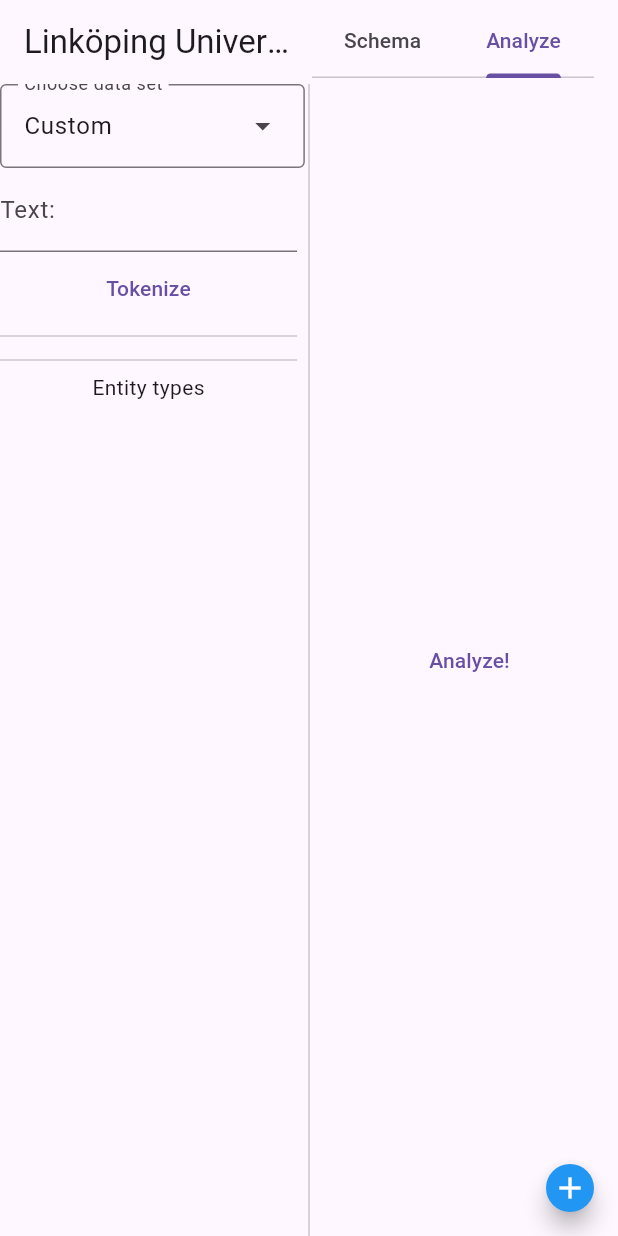
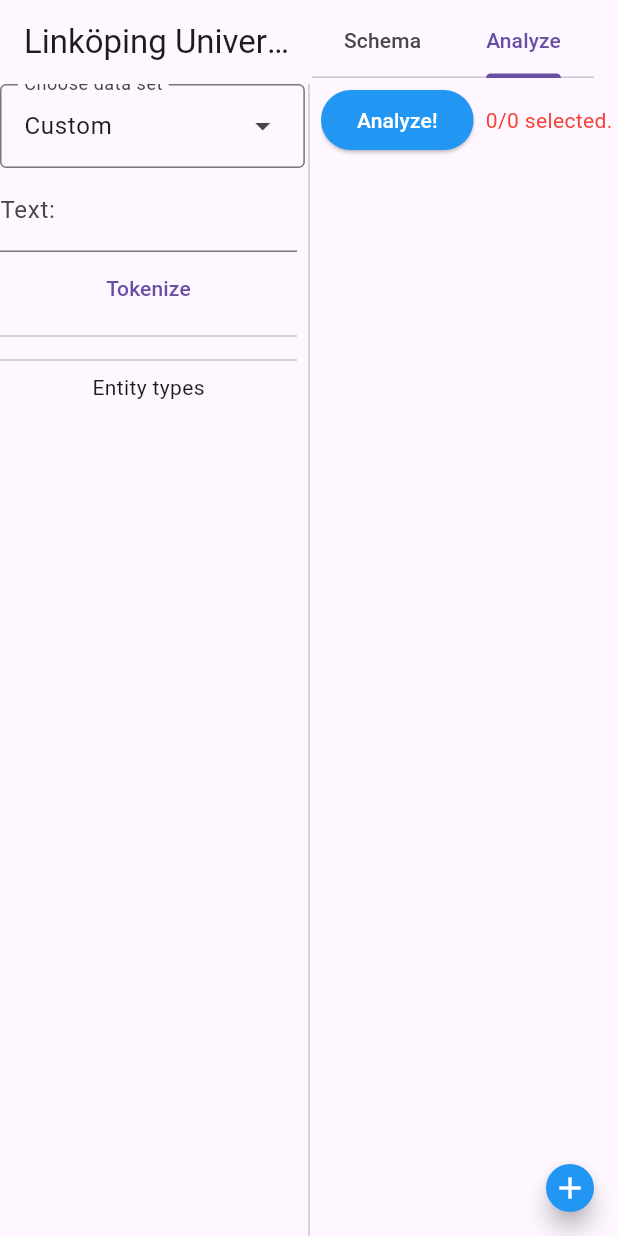
Before and after one commit to LiUSemWeb/LINTEXT, a Flutter app: the screen it shows after launch, tab 2 chosen, on a phone screen of 412 x 824 dp. Run offline on Flutter 3.47's test engine with Material 3 defaults, Android fonts, the light colour scheme and no system bars; missing offline and left inert: file_selector; generated files the repository leaves out were written again.

Commit message:
Add functionality to AnalyzeView.

```diff
--- a/lintext/lib/src/views/analyzeview.dart
+++ b/lintext/lib/src/views/analyzeview.dart
@@ -1,16 +1,99 @@
 import 'package:flutter/foundation.dart';
 import 'package:flutter/material.dart';
+import 'package:rel_ex_interface/src/util/json.dart';
 
-class AnalyzeView extends StatelessWidget {
-  const AnalyzeView({
-    super.key,
-    required this.callback,
-  });
+class AnalyzeView extends StatefulWidget {
+  const AnalyzeView(
+      {super.key,
+      required this.callback,
+      required this.rankList,
+      required this.schemaJson});
 
   final AsyncCallback callback;
+  final List<dynamic> rankList;
+  final JSONList schemaJson;
 
   @override
+  State<AnalyzeView> createState() => _AnalyzeViewState();
+}
+
+class _AnalyzeViewState extends State<AnalyzeView> {
+  @override
   Widget build(BuildContext context) {
-    return TextButton(onPressed: callback, child: const Text('Analyze!'),);
+    int checkCount =
+        widget.schemaJson.where((e) => e['checked'] ?? false).length;
+
+    return Column(
+      children: [
+        Row(
+          children: [
+            Wrap(
+              children: [
+                ElevatedButton(
+                  style: ElevatedButton.styleFrom(
+                    backgroundColor: Colors.blue,
+                    foregroundColor: Colors.white,
+                  ),
+                  onPressed: widget.callback,
+                  child: const Text('Analyze!'),
+                ),
+              ],
+            ),
+            Padding(
+              padding: const EdgeInsets.only(left: 8.0),
+              child: Align(
+                alignment: Alignment.center,
+                child: Text(
+                  '$checkCount/${widget.schemaJson.length} selected.',
+                  style: (checkCount == 0)
+                      ? const TextStyle(color: Colors.red)
+                      : null,
+                ),
+              ),
+            ),
+          ],
+        ),
+        // Expanded(
+        //   child: SingleChildScrollView(
+        //     child: Text(
+        //       widget.rankList.join("\n"),
+        //     ),
+        //   ),
+        // ),
+        Expanded(
+          child: SingleChildScrollView(
+            child: ListView.builder(
+              itemBuilder: (context, index) => Row(
+                // controller: _expandies[index],
+                children: [
+                  widget.rankList[index][7]
+                      ? const Icon(
+                          Icons.check_box,
+                          color: Colors.blue,
+                        )
+                      : const Icon(Icons.disabled_by_default_rounded,
+                          color: Colors.red),
+                  Expanded(child: Text('${widget.rankList[index][6]}')),
+                  Padding(
+                    padding: const EdgeInsets.only(right: 16.0),
+                    child:
+                        Text('${widget.rankList[index][8].toStringAsFixed(2)}'),
+                  ),
+                  // SizedBox(
+                  //   width: MediaQuery.sizeOf(context).width * 0.4,
+                  //   child: SchemaItem(
+                  //       // key: Key('e_${widget.schemaJson[index]['name']}@$index'),
+                  //       json: widget.schemaJson[index],
+                  //       typeHints: widget.typeHints),
+                  // ),
+                ],
+              ),
+              itemCount: widget.rankList.length,
+              shrinkWrap: true,
+            ),
+          ),
+        ),
+      ],
+    );
   }
 }
--- a/lintext/lib/src/views/mainpane.dart
+++ b/lintext/lib/src/views/mainpane.dart
@@ -80,6 +80,7 @@ class _MainPageViewState extends State<MainPageView>
   // IconLabel? selectedIcon;
   JSONObject tokensJson = {'tokens': []};
   bool fetchSchema = true;
+  List<dynamic> rankList = [];
 
   final ss = SharedState();
 
@@ -128,14 +129,27 @@ class _MainPageViewState extends State<MainPageView>
   }
 
   Future<void> doAnalyze(JSONList schema) async {
-    JSONObject formattedSchema = {for (JSONObject v in schema) if(v['checked']) v['rel_id']: Map.from(v)..remove('rel_id')};
+    JSONObject formattedSchema = {
+      for (JSONObject v in schema)
+        if (v['checked']) v['rel_id']: Map.from(v)..remove('rel_id')
+    };
     print("DoAnalyze");
     JSONObject r = await sendRequestToServer({
       // text='', schema={}, dataset='', doc=-1, subset='', model=__def_model,
       'method': 'analyze',
-      'body': {'text':'', 'schema':formattedSchema, 'dataset': datasetController.text, 'subset': subsetController.text, 'doc':int.parse(docnumController.text), 'model':'bert-large-uncased'} as JSONObject,
+      'body': {
+        'text': '',
+        'schema': formattedSchema,
+        'dataset': datasetController.text,
+        'subset': subsetController.text,
+        'doc': int.parse(docnumController.text),
+        'model': 'bert-large-uncased'
+      } as JSONObject,
     });
-    print(r);
+    print("We got $r");
+    setState(() {
+      rankList = r['results'];
+    });
   }
 
   @override
@@ -340,7 +354,11 @@ class _MainPageViewState extends State<MainPageView>
                           })
                         },
                       ),
-                      AnalyzeView(callback: () => doAnalyze(schemaJson) ),
+                      AnalyzeView(
+                        callback: () => doAnalyze(schemaJson),
+                        rankList: rankList,
+                        schemaJson: schemaJson,
+                      ),
                       // Text('Emptier')
                     ],
                   ),
```
Also changed, not shown: lintext/lib/src/views/relationview.dart (+8 -5 lines).
